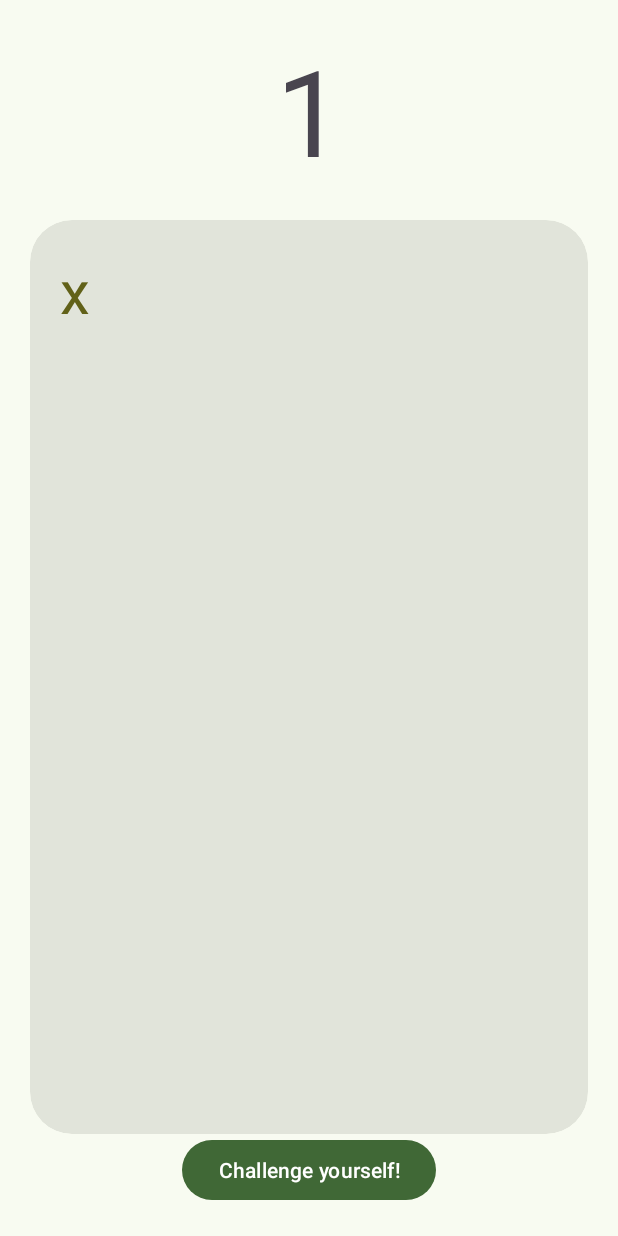
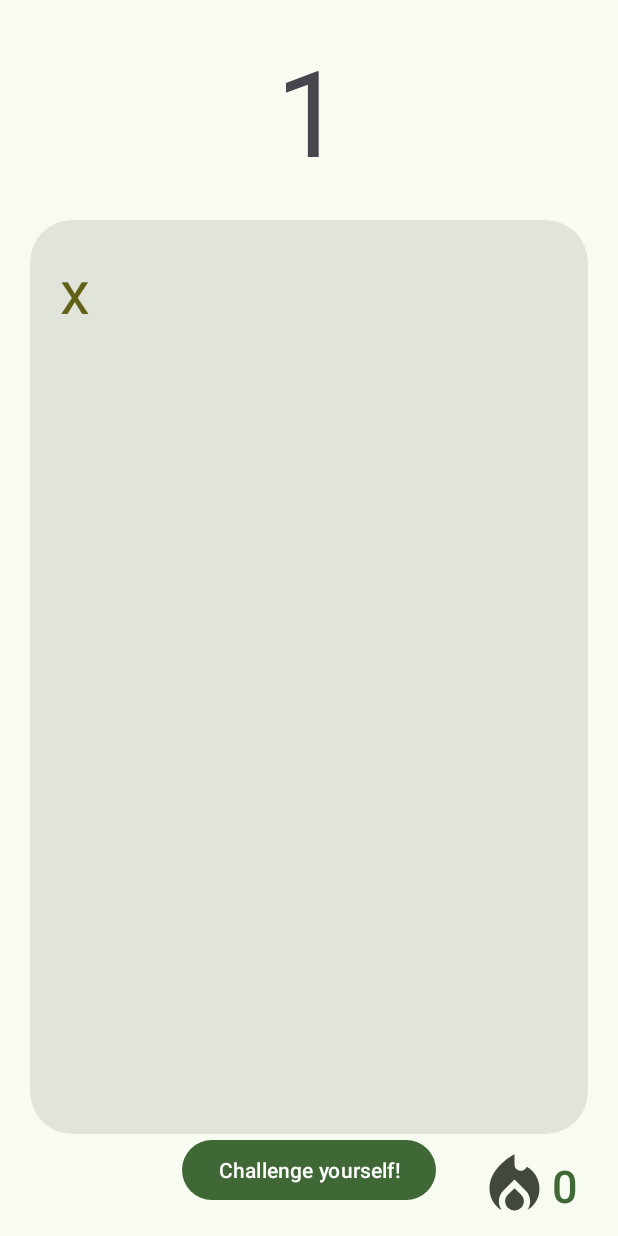
Before and after one commit to wasp-byte/piapp, an Android app: the screen it shows after launch (MainActivity), on a phone screen of 412 x 824 dp. Run offline under Robolectric (Android 15) with nearby library versions, the phone set to English and light mode, and no system bars; 1 statement that could not run was skipped.

Commit message:
Add streak save

```diff
--- a/app/src/main/java/com/waspbyte/piapp/MainActivity.kt
+++ b/app/src/main/java/com/waspbyte/piapp/MainActivity.kt
@@ -2,18 +2,26 @@ package com.waspbyte.piapp
 
 import PiManager
 import android.content.Intent
+import android.content.res.ColorStateList
 import android.graphics.Color
 import android.os.Bundle
 import android.text.SpannableString
 import android.text.Spanned
 import android.text.style.ForegroundColorSpan
 import android.util.TypedValue
+import android.widget.Button
 import android.widget.TextView
 import androidx.activity.enableEdgeToEdge
 import androidx.appcompat.app.AppCompatActivity
+import androidx.core.content.ContextCompat
 import androidx.core.view.ViewCompat
 import androidx.core.view.WindowInsetsCompat
 import com.google.android.material.button.MaterialButton
+import java.text.SimpleDateFormat
+import java.time.temporal.ChronoUnit
+import java.util.Date
+import java.util.Locale
+import java.util.concurrent.TimeUnit
 
 class MainActivity : AppCompatActivity() {
     override fun onCreate(savedInstanceState: Bundle?) {
@@ -53,6 +61,21 @@ class MainActivity : AppCompatActivity() {
         findViewById<MaterialButton>(R.id.to_game_btn).setOnClickListener {
             startActivity(Intent(this, GameActivity::class.java))
         }
+
+        val sdf = SimpleDateFormat("dd-MM-yyyy", Locale.getDefault())
+        val today = sdf.format(Date())
+        if (TimeUnit.DAYS.convert(sdf.parse(today)!!.time - sdf.parse(sharedPref.getString(getString(R.string.previous_date), today)!!)!!.time, TimeUnit.MILLISECONDS) > 1 ) {
+            with (sharedPref.edit()) {
+                putInt(getString(R.string.streak), 0)
+                apply()
+            }
+        }
+        val streakBtn = findViewById<MaterialButton>(R.id.streak_btn)
+        val streak = sharedPref.getInt(getString(R.string.streak), 0)
+        if (streak > 0) {
+            streakBtn.setIconTintResource(R.color.theme_secondary)
+        }
+        streakBtn.text = streak.toString()
     }
 
     public override fun onRestart() {
--- /dev/null
+++ b/app/src/main/res/drawable/streak.xml
@@ -0,0 +1,12 @@
+<vector xmlns:android="http://schemas.android.com/apk/res/android"
+    android:width="24dp"
+    android:height="24dp"
+    android:viewportWidth="24"
+    android:viewportHeight="24">
+  <path
+      android:pathData="M12,12.9l-2.13,2.09C9.31,15.55 9,16.28 9,17.06C9,18.68 10.35,20 12,20s3,-1.32 3,-2.94c0,-0.78 -0.31,-1.52 -0.87,-2.07L12,12.9z"
+      android:fillColor="#1f1f1f"/>
+  <path
+      android:pathData="M16,6l-0.44,0.55C14.38,8.02 12,7.19 12,5.3V2c0,0 -8,4 -8,11c0,2.92 1.56,5.47 3.89,6.86C7.33,19.07 7,18.1 7,17.06c0,-1.32 0.52,-2.56 1.47,-3.5L12,10.1l3.53,3.47c0.95,0.93 1.47,2.17 1.47,3.5c0,1.02 -0.31,1.96 -0.85,2.75c1.89,-1.15 3.29,-3.06 3.71,-5.3C20.52,10.97 18.79,7.62 16,6z"
+      android:fillColor="#1f1f1f"/>
+</vector>
--- a/app/src/main/res/layout/activity_main.xml
+++ b/app/src/main/res/layout/activity_main.xml
@@ -52,6 +52,22 @@
         </LinearLayout>
     </com.google.android.material.card.MaterialCardView>
 
+    <com.google.android.material.button.MaterialButton
+        android:id="@+id/streak_btn"
+        style="@style/Widget.Material3.Button.TextButton"
+        android:layout_width="wrap_content"
+        android:layout_height="wrap_content"
+        android:textSize="30sp"
+        app:icon="@drawable/streak"
+        app:iconGravity="textStart"
+        app:iconPadding="0dp"
+        app:iconSize="50sp"
+        app:iconTint="?attr/colorOnSurfaceVariant"
+        app:layout_constraintBottom_toBottomOf="parent"
+        app:layout_constraintLeft_toRightOf="@+id/to_game_btn"
+        app:layout_constraintRight_toRightOf="parent"
+        app:layout_constraintTop_toTopOf="@+id/to_game_btn" />
+
     <Button
         android:id="@+id/to_game_btn"
         android:layout_width="wrap_content"
--- a/app/src/main/res/values/strings.xml
+++ b/app/src/main/res/values/strings.xml
@@ -2,4 +2,6 @@
     <string name="app_name">piapp</string>
     <string name="index">INDEX</string>
     <string name="prefs">PREFS</string>
+    <string name="streak">STREAK</string>
+    <string name="previous_date">PREVIOUS_DATE</string>
 </resources>
```
Also changed, not shown: app/src/main/java/com/waspbyte/piapp/EndScreenActivity.kt (+14 -2 lines).
